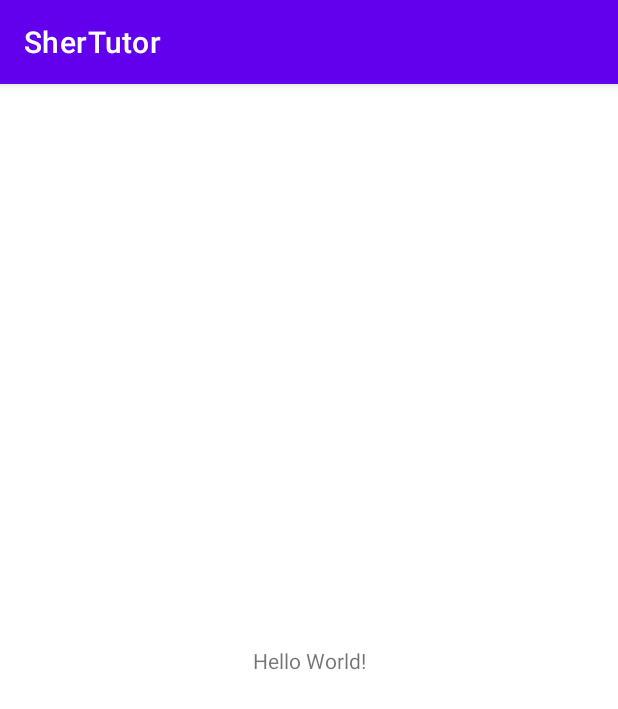
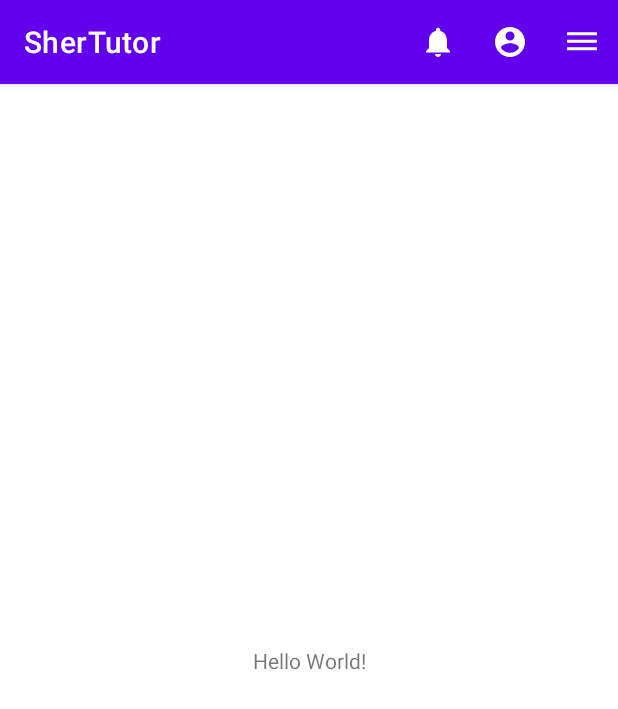
Before and after one commit to shahvard/Capstone, an Android app: the screen it shows after launch (MainActivity), on a phone screen of 412 x 824 dp. Shown: the top 709 px of the screen. Run offline under Robolectric (Android 15) with nearby library versions, the phone set to English and light mode, and no system bars.

Commit message:
Menu created

```diff
--- a/app/src/main/java/sheridancollege/proWarriors/MainActivity.kt
+++ b/app/src/main/java/sheridancollege/proWarriors/MainActivity.kt
@@ -2,10 +2,19 @@ package sheridancollege.proWarriors
 
 import androidx.appcompat.app.AppCompatActivity
 import android.os.Bundle
+import android.view.Menu
 
 class MainActivity : AppCompatActivity() {
     override fun onCreate(savedInstanceState: Bundle?) {
         super.onCreate(savedInstanceState)
         setContentView(R.layout.activity_main)
+
+
+    }
+    override fun onCreateOptionsMenu(menu: Menu?): Boolean {
+        val inflator = menuInflater
+        inflator.inflate(R.menu.main_menu,menu)
+
+        return true
     }
 }
--- /dev/null
+++ b/app/src/main/res/drawable/account.xml
@@ -0,0 +1,10 @@
+<vector xmlns:android="http://schemas.android.com/apk/res/android"
+    android:width="24dp"
+    android:height="24dp"
+    android:viewportWidth="24"
+    android:viewportHeight="24"
+    android:tint="?attr/colorControlNormal">
+  <path
+      android:fillColor="@android:color/white"
+      android:pathData="M12,2C6.48,2 2,6.48 2,12s4.48,10 10,10 10,-4.48 10,-10S17.52,2 12,2zM12,5c1.66,0 3,1.34 3,3s-1.34,3 -3,3 -3,-1.34 -3,-3 1.34,-3 3,-3zM12,19.2c-2.5,0 -4.71,-1.28 -6,-3.22 0.03,-1.99 4,-3.08 6,-3.08 1.99,0 5.97,1.09 6,3.08 -1.29,1.94 -3.5,3.22 -6,3.22z"/>
+</vector>
--- /dev/null
+++ b/app/src/main/res/drawable/ic_baseline_notifications_24.xml
@@ -0,0 +1,10 @@
+<vector xmlns:android="http://schemas.android.com/apk/res/android"
+    android:width="24dp"
+    android:height="24dp"
+    android:viewportWidth="24"
+    android:viewportHeight="24"
+    android:tint="?attr/colorControlNormal">
+  <path
+      android:fillColor="@android:color/white"
+      android:pathData="M12,22c1.1,0 2,-0.9 2,-2h-4c0,1.1 0.89,2 2,2zM18,16v-5c0,-3.07 -1.64,-5.64 -4.5,-6.32L13.5,4c0,-0.83 -0.67,-1.5 -1.5,-1.5s-1.5,0.67 -1.5,1.5v0.68C7.63,5.36 6,7.92 6,11v5l-2,2v1h16v-1l-2,-2z"/>
+</vector>
--- /dev/null
+++ b/app/src/main/res/drawable/more.xml
@@ -0,0 +1,10 @@
+<vector xmlns:android="http://schemas.android.com/apk/res/android"
+    android:width="24dp"
+    android:height="24dp"
+    android:viewportWidth="24"
+    android:viewportHeight="24"
+    android:tint="?attr/colorControlNormal">
+  <path
+      android:fillColor="@android:color/white"
+      android:pathData="M2,15.5v2h20v-2L2,15.5zM2,10.5v2h20v-2L2,10.5zM2,5.5v2h20v-2L2,5.5z"/>
+</vector>
--- /dev/null
+++ b/app/src/main/res/menu/main_menu.xml
@@ -0,0 +1,23 @@
+<?xml version="1.0" encoding="utf-8"?>
+<menu xmlns:android="http://schemas.android.com/apk/res/android"
+    xmlns:app="http://schemas.android.com/apk/res-auto">
+
+    <item
+        android:id="@+id/notifications"
+        android:icon="@drawable/ic_baseline_notifications_24"
+        android:title="Notification"
+        app:showAsAction="always" />
+    <item
+        android:icon="@drawable/account"
+        android:id="@+id/account"
+        app:showAsAction="always"
+        android:title="Profile" />
+    <item
+        android:title="More"
+        android:id="@+id/more"
+        android:icon="@drawable/more"
+        app:showAsAction="always"
+    />
+
+
+</menu>
```
